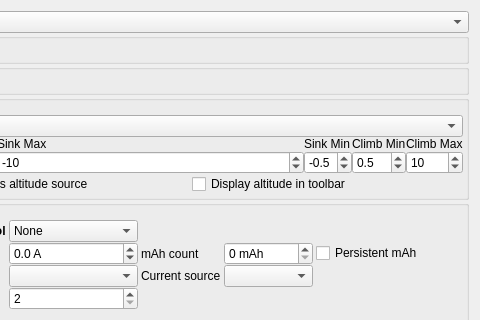
Qt form companion/src/modeledit/telemetry.ui (adriano65/opentx-2.0.14) before a commit; both pictures show x 370 to 850 and y 0 to 320 of the 850 by 521 pixel window.
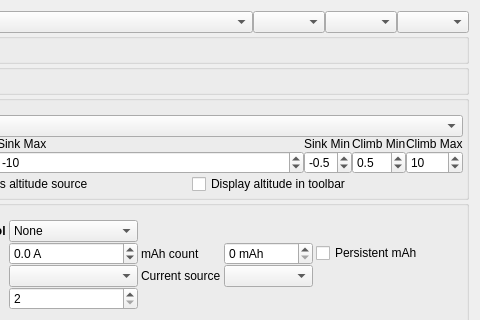
The same form after that commit. Custom widgets are drawn as their Qt base class.

```diff
--- a/companion/src/modeledit/telemetry.ui
+++ b/companion/src/modeledit/telemetry.ui
@@ -48,6 +48,36 @@
        </property>
       </widget>
      </item>
+     <item>
+      <widget class="QComboBox" name="telemetryCom">
+       <property name="sizePolicy">
+        <sizepolicy hsizetype="MinimumExpanding" vsizetype="Fixed">
+         <horstretch>0</horstretch>
+         <verstretch>0</verstretch>
+        </sizepolicy>
+       </property>
+      </widget>
+     </item>
+     <item>
+      <widget class="QComboBox" name="telemetryBaud">
+       <property name="sizePolicy">
+        <sizepolicy hsizetype="MinimumExpanding" vsizetype="Fixed">
+         <horstretch>0</horstretch>
+         <verstretch>0</verstretch>
+        </sizepolicy>
+       </property>
+      </widget>
+     </item>
+     <item>
+      <widget class="QComboBox" name="telemetryMirrorCom">
+       <property name="sizePolicy">
+        <sizepolicy hsizetype="MinimumExpanding" vsizetype="Fixed">
+         <horstretch>0</horstretch>
+         <verstretch>0</verstretch>
+        </sizepolicy>
+       </property>
+      </widget>
+     </item>
     </layout>
    </item>
    <item>
```
Left out of the diff: 3 changed lines with no effect on the pictures.
